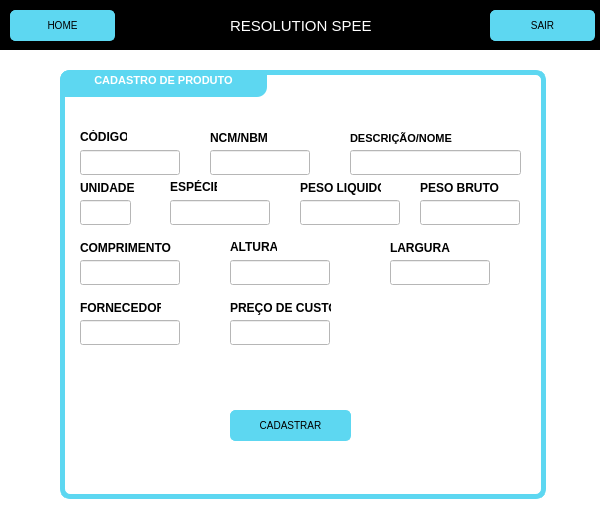
Qt form assets/screens/cadastro_produto.ui (Resolution-Speed/Software_ERP_Resolution_Speed) before a commit.
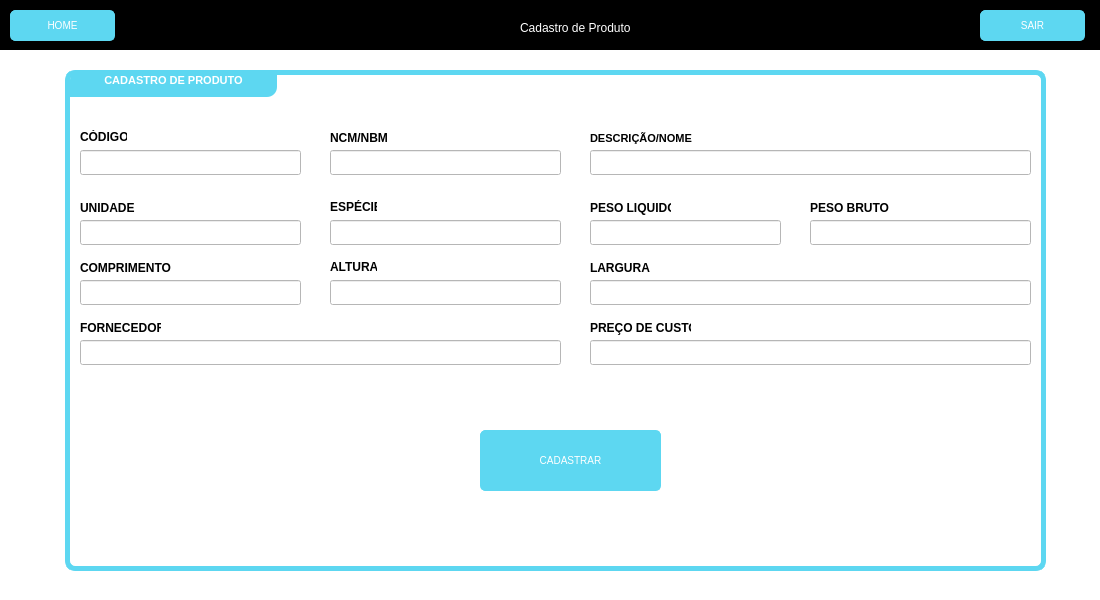
The same form after that commit.

The edit to the form file:
```diff
--- a/assets/screens/cadastro_produto.ui
+++ b/assets/screens/cadastro_produto.ui
@@ -6,20 +6,20 @@
    <rect>
     <x>0</x>
     <y>0</y>
-    <width>600</width>
-    <height>530</height>
+    <width>1100</width>
+    <height>600</height>
    </rect>
   </property>
   <property name="minimumSize">
    <size>
-    <width>600</width>
-    <height>530</height>
+    <width>1100</width>
+    <height>600</height>
    </size>
   </property>
   <property name="maximumSize">
    <size>
-    <width>600</width>
-    <height>530</height>
+    <width>1100</width>
+    <height>600</height>
    </size>
   </property>
   <property name="windowTitle">
@@ -35,10 +35,10 @@
    <widget class="QGraphicsView" name="embrulho">
     <property name="geometry">
      <rect>
-      <x>60</x>
+      <x>65</x>
       <y>70</y>
-      <width>486</width>
-      <height>429</height>
+      <width>981</width>
+      <height>501</height>
      </rect>
     </property>
     <property name="styleSheet">
@@ -50,7 +50,7 @@
    <widget class="QTextBrowser" name="textBrowser">
     <property name="geometry">
      <rect>
-      <x>60</x>
+      <x>70</x>
       <y>70</y>
       <width>207</width>
       <height>27</height>
@@ -98,7 +98,7 @@
     <property name="geometry">
      <rect>
       <x>80</x>
-      <y>180</y>
+      <y>200</y>
       <width>61</width>
       <height>16</height>
      </rect>
@@ -116,7 +116,7 @@
    <widget class="QLabel" name="ncm_nbm">
     <property name="geometry">
      <rect>
-      <x>210</x>
+      <x>330</x>
       <y>130</y>
       <width>61</width>
       <height>16</height>
@@ -135,7 +135,7 @@
    <widget class="QLabel" name="nome_produto">
     <property name="geometry">
      <rect>
-      <x>350</x>
+      <x>590</x>
       <y>130</y>
       <width>131</width>
       <height>16</height>
@@ -161,7 +161,7 @@
     <property name="geometry">
      <rect>
       <x>80</x>
-      <y>240</y>
+      <y>260</y>
       <width>91</width>
       <height>16</height>
      </rect>
@@ -179,8 +179,8 @@
    <widget class="QLabel" name="largura">
     <property name="geometry">
      <rect>
-      <x>390</x>
-      <y>240</y>
+      <x>590</x>
+      <y>260</y>
       <width>61</width>
       <height>16</height>
      </rect>
@@ -198,8 +198,8 @@
    <widget class="QLabel" name="altura">
     <property name="geometry">
      <rect>
-      <x>230</x>
-      <y>240</y>
+      <x>330</x>
+      <y>260</y>
       <width>47</width>
       <height>13</height>
      </rect>
@@ -218,7 +218,7 @@
     <property name="geometry">
      <rect>
       <x>80</x>
-      <y>300</y>
+      <y>320</y>
       <width>81</width>
       <height>16</height>
      </rect>
@@ -236,8 +236,8 @@
    <widget class="QLabel" name="preso_bruto">
     <property name="geometry">
      <rect>
-      <x>420</x>
-      <y>180</y>
+      <x>810</x>
+      <y>200</y>
       <width>81</width>
       <height>16</height>
      </rect>
@@ -255,8 +255,8 @@
    <widget class="QLabel" name="peso_liquido">
     <property name="geometry">
      <rect>
-      <x>300</x>
-      <y>180</y>
+      <x>590</x>
+      <y>200</y>
       <width>81</width>
       <height>16</height>
      </rect>
@@ -274,8 +274,8 @@
    <widget class="QLabel" name="Especie">
     <property name="geometry">
      <rect>
-      <x>170</x>
-      <y>180</y>
+      <x>330</x>
+      <y>200</y>
       <width>47</width>
       <height>13</height>
      </rect>
@@ -293,8 +293,8 @@
    <widget class="QLabel" name="preco_de_custo">
     <property name="geometry">
      <rect>
-      <x>230</x>
-      <y>300</y>
+      <x>590</x>
+      <y>320</y>
       <width>101</width>
       <height>16</height>
      </rect>
@@ -312,10 +312,10 @@
    <widget class="QPushButton" name="btn_cadastro">
     <property name="geometry">
      <rect>
-      <x>230</x>
-      <y>410</y>
-      <width>121</width>
-      <height>31</height>
+      <x>480</x>
+      <y>430</y>
+      <width>181</width>
+      <height>61</height>
      </rect>
     </property>
     <property name="cursor">
@@ -327,7 +327,8 @@
     background-color: rgb(93, 215, 241); 
     border: 1px solid rgb(93, 215, 241);
     border-radius: 5px;
-    font-size: 10px;    
+    font-size: 10px;
+	color: #fff;
 }
 QPushButton:hover
 {
@@ -339,110 +340,12 @@
      <string>CADASTRAR</string>
     </property>
    </widget>
-   <widget class="QGraphicsView" name="wrapperHeader">
-    <property name="geometry">
-     <rect>
-      <x>0</x>
-      <y>0</y>
-      <width>601</width>
-      <height>50</height>
-     </rect>
-    </property>
-    <property name="styleSheet">
-     <string notr="true">background-color: rgb(0, 0, 0);</string>
-    </property>
-   </widget>
-   <widget class="QPushButton" name="homeButton">
-    <property name="geometry">
-     <rect>
-      <x>10</x>
-      <y>10</y>
-      <width>105</width>
-      <height>31</height>
-     </rect>
-    </property>
-    <property name="font">
-     <font>
-      <pointsize>-1</pointsize>
-     </font>
-    </property>
-    <property name="cursor">
-     <cursorShape>PointingHandCursor</cursorShape>
-    </property>
-    <property name="styleSheet">
-     <string notr="true">QPushButton
-{
-	background-color: rgb(93, 215, 241); 
-	border: 1px solid rgb(93, 215, 241);
-	border-radius: 5px;
-	font-size: 10px;	
-}
-QPushButton:hover
-{
-	background-color: #000000;
-	color : rgb(93, 215, 241);
-}
-</string>
-    </property>
-    <property name="text">
-     <string>HOME</string>
-    </property>
-   </widget>
-   <widget class="QLabel" name="homeTitle">
-    <property name="geometry">
-     <rect>
-      <x>230</x>
-      <y>10</y>
-      <width>141</width>
-      <height>31</height>
-     </rect>
-    </property>
-    <property name="styleSheet">
-     <string notr="true">background-color: transparent;
-color: #fff;
-font-size: 15px</string>
-    </property>
-    <property name="text">
-     <string>RESOLUTION SPEED</string>
-    </property>
-   </widget>
-   <widget class="QPushButton" name="exitButton">
-    <property name="geometry">
-     <rect>
-      <x>490</x>
-      <y>10</y>
-      <width>105</width>
-      <height>31</height>
-     </rect>
-    </property>
-    <property name="cursor">
-     <cursorShape>PointingHandCursor</cursorShape>
-    </property>
-    <property name="styleSheet">
-     <string notr="true">QPushButton
-{
-	background-color: rgb(93, 215, 241); 
-	border: 1px solid rgb(93, 215, 241);
-	border-radius: 5px;
-	font-size: 10px;	
-}
-QPushButton:hover
-{
-	background-color: #000000;
-	color : rgb(93, 215, 241);
-}
-</string>
-    </property>
-    <property name="text">
-     <string>SAIR</string>
-    </property>
-   </widget>
    <widget class="QLineEdit" name="prod_cod">
     <property name="geometry">
      <rect>
       <x>80</x>
       <y>150</y>
-      <width>100</width>
+      <width>221</width>
       <height>25</height>
      </rect>
     </property>
@@ -450,9 +353,9 @@
    <widget class="QLineEdit" name="prod_nbmncm">
     <property name="geometry">
      <rect>
-      <x>210</x>
+      <x>330</x>
       <y>150</y>
-      <width>100</width>
+      <width>231</width>
       <height>25</height>
      </rect>
     </property>
@@ -460,9 +363,9 @@
    <widget class="QLineEdit" name="prod_descricao">
     <property name="geometry">
      <rect>
-      <x>350</x>
+      <x>590</x>
       <y>150</y>
-      <width>171</width>
+      <width>441</width>
       <height>25</height>
      </rect>
     </property>
@@ -471,8 +374,8 @@
     <property name="geometry">
      <rect>
       <x>80</x>
-      <y>200</y>
-      <width>51</width>
+      <y>220</y>
+      <width>221</width>
       <height>25</height>
      </rect>
     </property>
@@ -480,9 +383,9 @@
    <widget class="QLineEdit" name="prod_especie">
     <property name="geometry">
      <rect>
-      <x>170</x>
-      <y>200</y>
-      <width>100</width>
+      <x>330</x>
+      <y>220</y>
+      <width>231</width>
       <height>25</height>
      </rect>
     </property>
@@ -490,9 +393,9 @@
    <widget class="QLineEdit" name="prod_pesoL">
     <property name="geometry">
      <rect>
-      <x>300</x>
-      <y>200</y>
-      <width>100</width>
+      <x>590</x>
+      <y>220</y>
+      <width>191</width>
       <height>25</height>
      </rect>
     </property>
@@ -500,9 +403,9 @@
    <widget class="QLineEdit" name="prod_pesoB">
     <property name="geometry">
      <rect>
-      <x>420</x>
-      <y>200</y>
-      <width>100</width>
+      <x>810</x>
+      <y>220</y>
+      <width>221</width>
       <height>25</height>
      </rect>
     </property>
@@ -511,8 +414,8 @@
     <property name="geometry">
      <rect>
       <x>80</x>
-      <y>260</y>
-      <width>100</width>
+      <y>280</y>
+      <width>221</width>
       <height>25</height>
      </rect>
     </property>
@@ -520,9 +423,9 @@
    <widget class="QLineEdit" name="prod_altura">
     <property name="geometry">
      <rect>
-      <x>230</x>
-      <y>260</y>
-      <width>100</width>
+      <x>330</x>
+      <y>280</y>
+      <width>231</width>
       <height>25</height>
      </rect>
     </property>
@@ -530,9 +433,9 @@
    <widget class="QLineEdit" name="prod_largura">
     <property name="geometry">
      <rect>
-      <x>390</x>
-      <y>260</y>
-      <width>100</width>
+      <x>590</x>
+      <y>280</y>
+      <width>441</width>
       <height>25</height>
      </rect>
     </property>
@@ -540,9 +443,9 @@
    <widget class="QLineEdit" name="prod_precoCusto">
     <property name="geometry">
      <rect>
-      <x>230</x>
-      <y>320</y>
-      <width>100</width>
+      <x>590</x>
+      <y>340</y>
+      <width>441</width>
       <height>25</height>
      </rect>
     </property>
@@ -551,12 +454,112 @@
     <property name="geometry">
      <rect>
       <x>80</x>
-      <y>320</y>
-      <width>100</width>
+      <y>340</y>
+      <width>481</width>
       <height>25</height>
      </rect>
     </property>
    </widget>
+   <widget class="QGraphicsView" name="wrapperHeader">
+    <property name="geometry">
+     <rect>
+      <x>0</x>
+      <y>0</y>
+      <width>1101</width>
+      <height>50</height>
+     </rect>
+    </property>
+    <property name="styleSheet">
+     <string notr="true">background-color: rgb(0, 0, 0);</string>
+    </property>
+   </widget>
+   <widget class="QPushButton" name="exitButton">
+    <property name="geometry">
+     <rect>
+      <x>980</x>
+      <y>10</y>
+      <width>105</width>
+      <height>31</height>
+     </rect>
+    </property>
+    <property name="cursor">
+     <cursorShape>PointingHandCursor</cursorShape>
+    </property>
+    <property name="styleSheet">
+     <string notr="true">QPushButton
+{
+	background-color: rgb(93, 215, 241); 
+	border: 1px solid rgb(93, 215, 241);
+	border-radius: 5px;
+	font-size: 10px;
+	color: #fff;
+}
+QPushButton:hover
+{
+	background-color: #000000;
+	color : rgb(93, 215, 241);
+}
+</string>
+    </property>
+    <property name="text">
+     <string>SAIR</string>
+    </property>
+   </widget>
+   <widget class="QLabel" name="homeTitle">
+    <property name="geometry">
+     <rect>
+      <x>520</x>
+      <y>20</y>
+      <width>121</width>
+      <height>16</height>
+     </rect>
+    </property>
+    <property name="styleSheet">
+     <string notr="true">background-color: transparent;
+color: #fff;
+font-size: 12px</string>
+    </property>
+    <property name="text">
+     <string>Cadastro de Produto</string>
+    </property>
+   </widget>
+   <widget class="QPushButton" name="homeButton">
+    <property name="geometry">
+     <rect>
+      <x>10</x>
+      <y>10</y>
+      <width>105</width>
+      <height>31</height>
+     </rect>
+    </property>
+    <property name="font">
+     <font>
+      <pointsize>-1</pointsize>
+     </font>
+    </property>
+    <property name="cursor">
+     <cursorShape>PointingHandCursor</cursorShape>
+    </property>
+    <property name="styleSheet">
+     <string notr="true">QPushButton
+{
+	background-color: rgb(93, 215, 241); 
+	border: 1px solid rgb(93, 215, 241);
+	border-radius: 5px;
+	font-size: 10px;
+	color: #fff;
+}
+QPushButton:hover
+{
+	background-color: #000000;
+	color : rgb(93, 215, 241);
+}
+</string>
+    </property>
+    <property name="text">
+     <string>HOME</string>
+    </property>
+   </widget>
   </widget>
  </widget>
  <tabstops>
```
Left out of the diff: 3 changed lines with no effect on the pictures.
